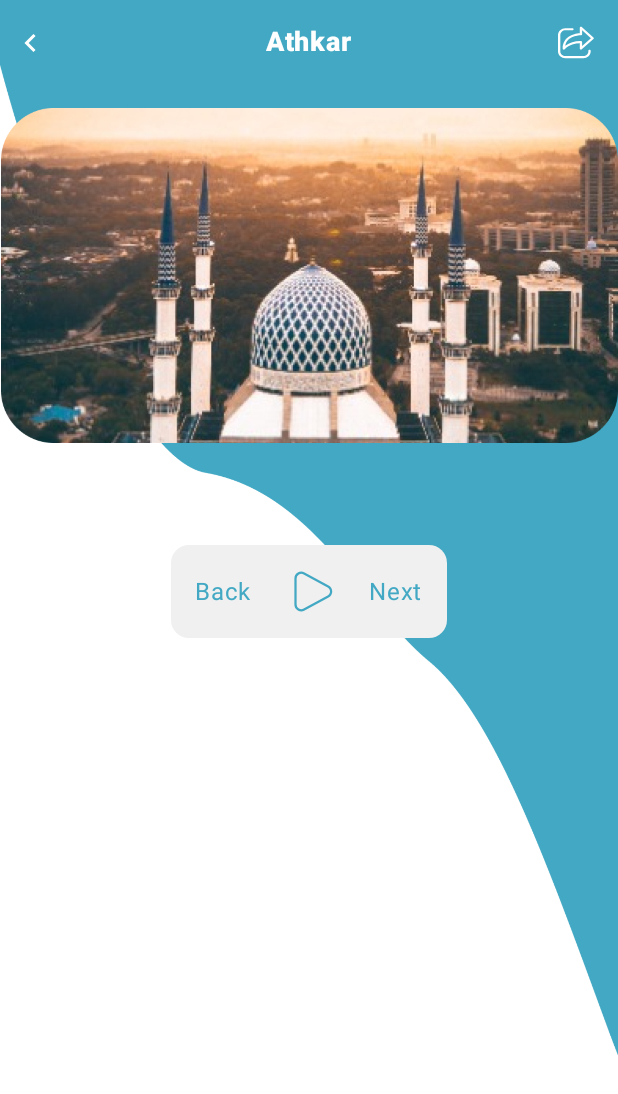
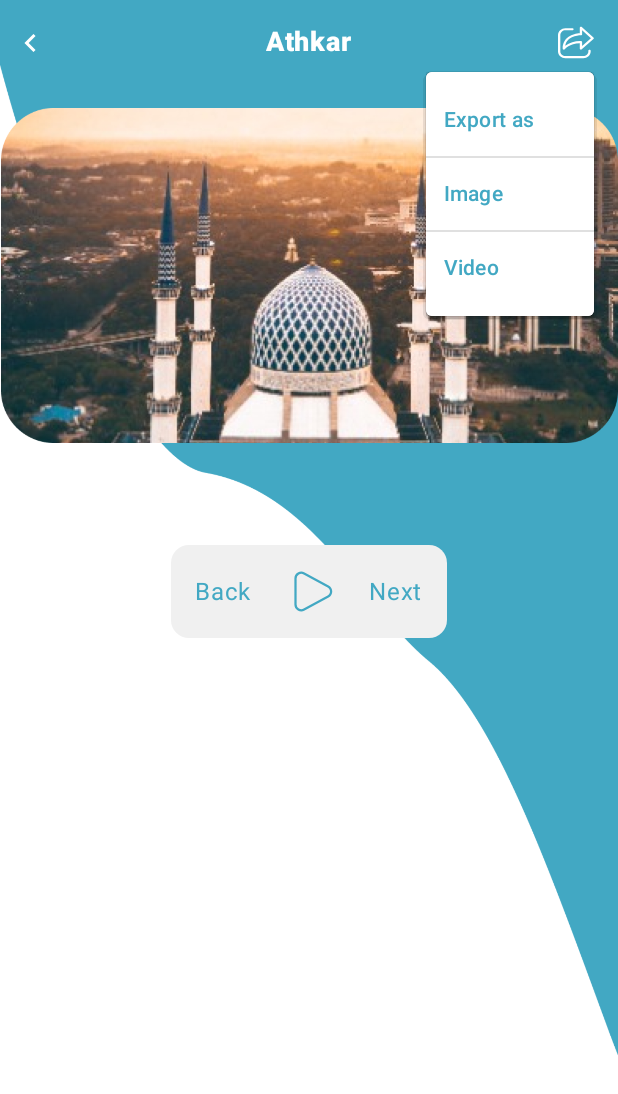
Before and after one commit to hamzasdsol/athkars, an Android app built with Jetpack Compose: the AthkarListScreen screen opened through its navigation route, after a tap on "export icon", on a phone screen of 412 x 824 dp. Shown: the top 1094 px of the screen. Run offline under Robolectric (Android 15) with nearby library versions, the phone set to English and light mode, and no system bars; our stand-ins replace Dagger/Hilt's generated code, accompanist; libraries missing offline, so code that uses them is left out: com.ramcosta.composedestinations.

Commit message:
Popup menu added

```diff
--- a/app/src/main/java/com/app/athkar/athkar_list/presentation/AthkarListScreen.kt
+++ b/app/src/main/java/com/app/athkar/athkar_list/presentation/AthkarListScreen.kt
@@ -21,7 +21,11 @@ import androidx.compose.material3.Icon
 import androidx.compose.material3.Text
 import androidx.compose.runtime.Composable
 import androidx.compose.runtime.LaunchedEffect
+import androidx.compose.runtime.getValue
+import androidx.compose.runtime.mutableStateOf
+import androidx.compose.runtime.remember
 import androidx.compose.runtime.rememberCoroutineScope
+import androidx.compose.runtime.setValue
 import androidx.compose.runtime.snapshotFlow
 import androidx.compose.ui.Alignment
 import androidx.compose.ui.Modifier
@@ -33,6 +37,7 @@ import androidx.compose.ui.res.painterResource
 import androidx.compose.ui.tooling.preview.Preview
 import androidx.compose.ui.unit.dp
 import com.app.athkar.R
+import com.app.athkar.athkar_list.presentation.composables.ExportPopupMenu
 import com.app.athkar.athkar_list.presentation.composables.PagerControls
 import com.app.athkar.athkar_list.presentation.composables.PagerItemContent
 import com.app.athkar.core.navigation.ScreenRoute
@@ -46,6 +51,7 @@ import kotlinx.coroutines.CoroutineScope
 import kotlinx.coroutines.flow.MutableSharedFlow
 import kotlinx.coroutines.flow.SharedFlow
 import kotlinx.coroutines.launch
+import kotlin.math.exp
 
 @OptIn(ExperimentalFoundationApi::class)
 @Destination(ScreenRoute.ATHKAR_LIST)
@@ -61,6 +67,8 @@ fun AthkarListScreen(
         state.athkars.size
     }
     )
+
+    var expanded by remember { mutableStateOf(false) }
 
     val coroutineScope = rememberCoroutineScope()
 
@@ -108,14 +116,23 @@ fun AthkarListScreen(
                     )
                 },
                 rightIcon = {
+                    Box {
                         Icon(
                             modifier = Modifier.clickable {
-                            // show popup menu
+                                expanded = true
                             },
                             painter = painterResource(id = R.drawable.ic_export),
                             tint = Color.White,
                             contentDescription = "export icon"
                         )
+
+                        ExportPopupMenu(
+                            expanded = expanded,
+                            setExpanded = { expanded = it },
+                            onVideoTap = { /* handle video export */ },
+                            onImageTap = { /* handle image export */ }
+                        )
+                    }
                 }
             )
 
--- /dev/null
+++ b/app/src/main/java/com/app/athkar/athkar_list/presentation/composables/ExportPopupMenu.kt
@@ -0,0 +1,65 @@
+package com.app.athkar.athkar_list.presentation.composables
+
+import androidx.compose.foundation.background
+import androidx.compose.foundation.clickable
+import androidx.compose.foundation.interaction.MutableInteractionSource
+import androidx.compose.material.Divider
+import androidx.compose.material3.DropdownMenu
+import androidx.compose.material3.DropdownMenuItem
+import androidx.compose.material3.MenuDefaults
+import androidx.compose.material3.MenuItemColors
+import androidx.compose.material3.Text
+import androidx.compose.runtime.Composable
+import androidx.compose.runtime.remember
+import androidx.compose.ui.Modifier
+import androidx.compose.ui.graphics.Color
+import androidx.compose.ui.tooling.preview.Preview
+import androidx.compose.ui.window.PopupProperties
+import com.app.athkar.ui.theme.AthkarTheme
+import com.app.athkar.ui.theme.ControlsColor
+
+@Composable
+fun ExportPopupMenu(
+    expanded: Boolean = false,
+    onImageTap: () -> Unit = {},
+    onVideoTap: () -> Unit = {},
+    setExpanded: (Boolean) -> Unit = {}
+) {
+
+    val interactionSource = remember {
+        MutableInteractionSource()
+    }
+
+    DropdownMenu(
+        modifier = Modifier.background(Color.White),
+        expanded = expanded,
+        onDismissRequest = { setExpanded(false) }
+    ) {
+        DropdownMenuItem(
+            modifier = Modifier.clickable(enabled = false, interactionSource = interactionSource, indication = null) {},
+            text = {  Text("Export as") },
+            onClick = { /* Do nothing! */ },
+            colors = MenuDefaults.itemColors(textColor = ControlsColor)
+        )
+        Divider()
+        DropdownMenuItem(
+            text = { Text("Image") },
+            onClick = { onImageTap() },
+            colors = MenuDefaults.itemColors(textColor = ControlsColor)
+        )
+        Divider()
+        DropdownMenuItem(
+            text = { Text("Video") },
+            onClick = { onVideoTap() },
+            colors = MenuDefaults.itemColors(textColor = ControlsColor)
+        )
+    }
+}
+
+@Preview
+@Composable
+private fun ExportPopupMenuPreview() {
+    AthkarTheme {
+        ExportPopupMenu(true)
+    }
+}
```
Also changed, not shown: app/src/main/res/drawable/ic_pause.xml (added, +13 -0 lines). Lines whose indentation alone changed are shown as unchanged.
